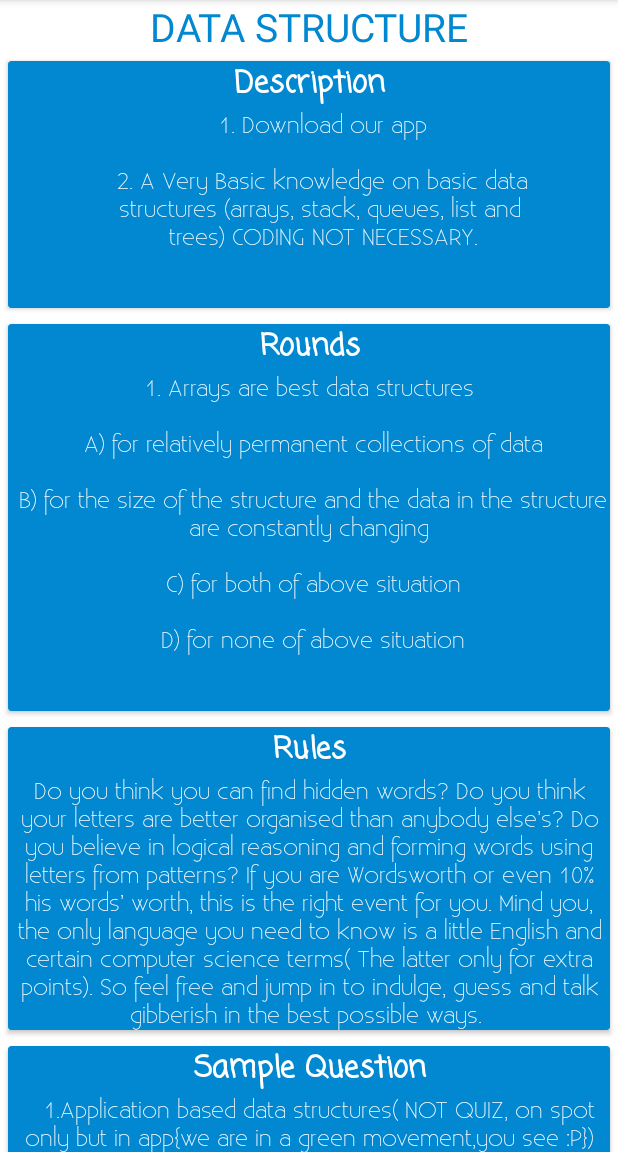
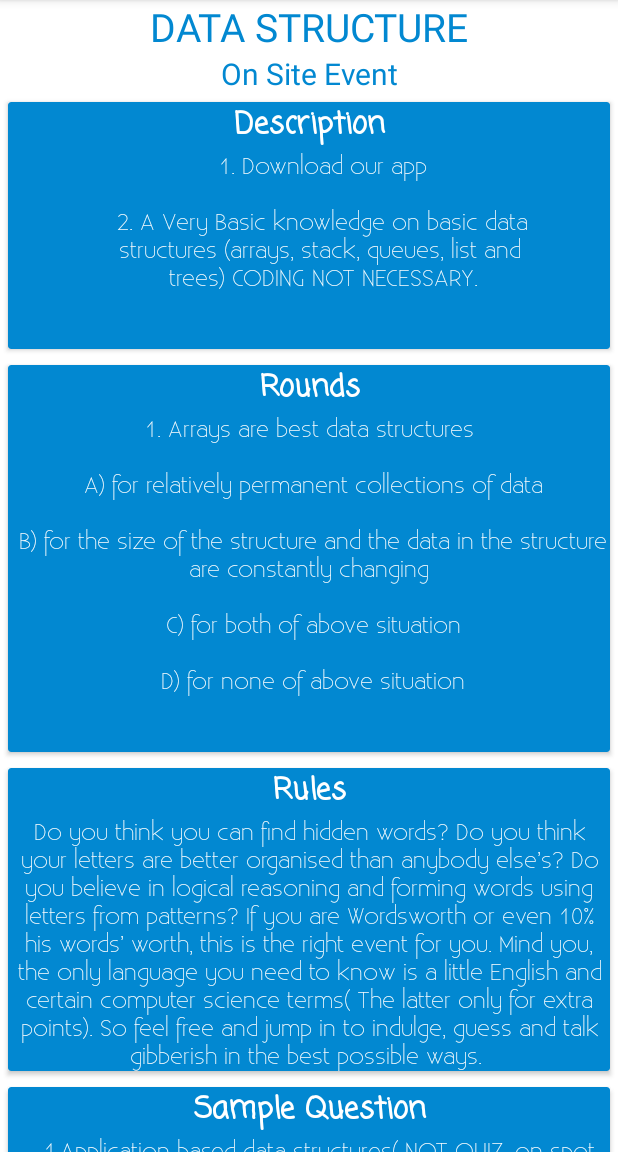
Before and after one commit to nareshvelu96/Interrupt2016, an Android app: the fragment events_fragment placed in its activity, after a tap on "DATA STRUCTURE", on a phone screen of 412 x 824 dp, the part 84-1236 px from its top. Run offline under Robolectric (Android 15) with nearby library versions, the light colour scheme and no system bars; libraries missing offline, so code that uses them is left out: com.github.pedrovgs, com.manuelpeinado.fadingactionbar; plain views replace DraggableView; Roboto replaces fonts that are not available here; 24 statements that could not run were skipped.

Commit message:
Pre-final (v2)

```diff
--- a/app/src/main/java/com/example/naresh/interrupt2016/event.java
+++ b/app/src/main/java/com/example/naresh/interrupt2016/event.java
@@ -10,18 +10,22 @@ public class event {
     private String sample;
     private String description;
     private String rounds;
+    private String event_type;
 
-    public event(String event_name, String rules, String sample, String description, String rounds) {
+    public event(String event_name, String event_type, String rules, String sample, String description, String rounds) {
         this.event_name = event_name;
+        this.event_type = event_type;
         this.sample = sample;
         this.rules = rules;
         this.description = description;
         this.rounds = rounds;
+
     }
-
     public String getEvent_name() {
         return event_name;
     }
+
+    public String getEvent_type() { return event_type;}
 
     public String getRules() {
         return rules;
--- a/app/src/main/java/com/example/naresh/interrupt2016/events_fragment.java
+++ b/app/src/main/java/com/example/naresh/interrupt2016/events_fragment.java
@@ -23,7 +23,7 @@ import java.util.LinkedList;
 public class events_fragment extends Fragment {
     private ListView listView;
     private ImageView image;
-    private TextView name, desc, rounds, rules, sample;
+    private TextView name, type, desc, rounds, rules, sample;
     private DraggableView draggableView;
 
     private LinkedList<event> events;
@@ -56,15 +56,15 @@ public class events_fragment extends Fragment {
         String[] quiz = res.getStringArray(R.array.quizzler);
 
         events = new LinkedList<event>();
-        events.add(new event(myb[0], myb[1], myb[2], myb[3], myb[4]));
-        events.add(new event(datas[0], datas[1], datas[2], datas[3], datas[4]));
-        events.add(new event(dataD[0], dataD[1], dataD[2], dataD[3], dataD[4]));
-        events.add(new event(con[0], con[1], con[2], con[3], con[4]));
-        events.add(new event(paperR[0], paperR[1], paperR[2], paperR[3], paperR[4]));
-        events.add(new event(hintf[0], hintf[1], hintf[2], hintf[3], hintf[4]));
-        events.add(new event(dumbc[0], dumbc[1], dumbc[2], dumbc[3], dumbc[4]));
-        events.add(new event(coc[0], coc[1], coc[2], coc[3], coc[4]));
-        events.add(new event(quiz[0], quiz[1], quiz[2], quiz[3], quiz[4]));
+        events.add(new event(myb[0], myb[1], myb[2], myb[3], myb[4], myb[5]));
+        events.add(new event(datas[0], datas[1], datas[2], datas[3], datas[4], datas[5]));
+        events.add(new event(dataD[0], dataD[1], dataD[2], dataD[3], dataD[4], dataD[5]));
+        events.add(new event(con[0], con[1], con[2], con[3], con[4], con[5]));
+        events.add(new event(paperR[0], paperR[1], paperR[2], paperR[3], paperR[4], paperR[5]));
+        events.add(new event(hintf[0], hintf[1], hintf[2], hintf[3], hintf[4], hintf[5]));
+        events.add(new event(dumbc[0], dumbc[1], dumbc[2], dumbc[3], dumbc[4], dumbc[5]));
+        events.add(new event(coc[0], coc[1], coc[2], coc[3], coc[4], coc[5]));
+        events.add(new event(quiz[0], quiz[1], quiz[2], quiz[3], quiz[4], quiz[5]));
         //create - attach adapter to listview
         adapter = new ListViewAdapter(getActivity(), R.layout.item_list_events, events);
         listView.setAdapter(adapter);
@@ -75,6 +75,7 @@ public class events_fragment extends Fragment {
         listView = (ListView)view.findViewById(R.id.list_view);
         image = (ImageView) view.findViewById(R.id.image);
         name = (TextView) view.findViewById(R.id.event_name);
+        type = (TextView) view.findViewById(R.id.event_type);
         desc = (TextView) view.findViewById(R.id.desc);
         rounds = (TextView) view.findViewById(R.id.rounds);
         rules = (TextView) view.findViewById(R.id.rules);
@@ -117,6 +118,8 @@ public class events_fragment extends Fragment {
                 name.setText(event.getEvent_name());
                 Typeface name_font = Typeface.createFromAsset(getActivity().getAssets(), "fonts/Capture_it.ttf");
                 name.setTypeface(name_font);
+                type.setText(event.getEvent_type());
+                type.setTypeface(name_font);
                 desc.setText(event.getDescription());
                 Typeface content_font = Typeface.createFromAsset(getActivity().getAssets(), "fonts/Existence-Light.otf");
                 desc.setTypeface(content_font );
--- a/app/src/main/res/layout/events.xml
+++ b/app/src/main/res/layout/events.xml
@@ -51,6 +51,14 @@
                     android:layout_height="wrap_content"
                     android:gravity="center"
                     android:textSize="@dimen/title_text_size"
+                    android:textColor="@color/card_bg" />
+                <TextView
+                    android:id="@+id/event_type"
+                    android:layout_width="match_parent"
+                    android:text="%s"
+                    android:layout_height="wrap_content"
+                    android:gravity="center"
+                    android:textSize="20sp"
                     android:textColor="@color/card_bg" />
 <android.support.v7.widget.CardView
     android:id="@+id/card_view1"
--- a/app/src/main/res/layout/list_single.xml
+++ b/app/src/main/res/layout/list_single.xml
@@ -29,18 +29,23 @@
             android:text="60"
             android:textColor="@color/text_color"
             android:id="@+id/bno"/>
-        <RelativeLayout
+        <LinearLayout
+            android:orientation="vertical"
             android:layout_width="fill_parent"
+            android:paddingLeft="10dp"
             android:layout_height="wrap_content">
-
+<LinearLayout
+    android:layout_width="match_parent"
+    android:orientation="horizontal"
+    android:layout_height="wrap_content">
             <TextView
-                android:layout_width="wrap_content"
+                android:layout_width="0dp"
 
                 android:layout_height="wrap_content"
                 android:text="anna nagar"
                 android:textColor="@color/text_color"
                 android:textSize="15dp"
-                android:layout_alignParentLeft="true"
+                android:layout_weight="1"
                 android:id="@+id/bname"/>
 
             <TextView
@@ -49,8 +54,9 @@
                 android:text="6:30am"
                 android:textSize="15dp"
                 android:textColor="@color/text_color"
-                android:layout_alignParentRight="true"
+
                 android:id="@+id/time"/>
+</LinearLayout>
             <TextView
                 android:layout_width="wrap_content"
                 android:layout_height="wrap_content"
@@ -61,7 +67,7 @@
                 android:layout_below="@+id/bname"
                 />
 
-            </RelativeLayout>
+            </LinearLayout>
 
 
 
--- a/app/src/main/res/values/strings.xml
+++ b/app/src/main/res/values/strings.xml
@@ -337,6 +337,7 @@
     <string name="action_settings">Settings</string>
     <string-array name="myb">
         <item>MYB V4.0</item>
+        <item>On Site Event</item>
         <item>I am the person anybody turns to for suggestions(friends:Where  can we go? U: where we always do... friends: wonderful da!!).\n\n
  I can tackle my way out of any situation logically(If you had a pizza with crust thickness \'A\' and radius \'Z\', what\'s the volume of the pizza?  .\n\n
 I do a lot of non- technical scenario-based thinking almost always seemingly paradoxical.(eg. Did the teacher kick me out because I was talking when he was talking or because I did not talk when he wanted me to.).\n\n
@@ -366,6 +367,7 @@ What am I?</item>
 
     <string-array name="datasurfer">
         <item>DATA STRUCTURE</item>
+        <item>On Site Event</item>
         <item><p>Do you think you can find hidden words? Do you think your letters are better organised than anybody else’s? Do you believe in logical reasoning  and forming words using letters from patterns?
 
 If you are Wordsworth or even 10% his words’ worth,  this is the right event for
@@ -401,6 +403,7 @@ D) for none of above situation\n\n</item>
 
     <string-array name="datadoss">
         <item>ARCHIVE UNDERLORDS</item>
+        <item>On Site Event</item>
         <item>Search, think, dig and mine until you strike data, the “Diamond of the millennia”. \n\n
 “Can you read tables?”. You CAN’T say NO. ‘cause time tables have tested us through and through. All the time. Now its TIME for TABLES to be IN something . Rather it is time for everything to be in tables. They extract your resources, time and energy. Its time for REVENGE.  So get ready to comprehend and extract from tables. All set? Sweet revenge! There you are! Best offer. </item>
         <item>1)Query round:\n\n
@@ -417,6 +420,7 @@ items and still pays only between 1000 and 1500.</item>
 
     <string-array name="codenin">
         <item>CODE NINJA</item>
+        <item>On Site Event</item>
         <item>Three steps to geek-dom::\n\n
 1) Annihilate\n\n
 2) Transpose\n\n
@@ -452,6 +456,7 @@ is a function declaration (because it is not inside any function).</item>
 
     <string-array name="paperRe">
         <item>COGNITION QUEST</item>
+        <item>On Site Event</item>
         <item>Are you happier knowing the working of Napier bones? Do you have a knack at discovery like Indiana Jones? Then bring it out coherently in the form of a structured writing aka “paper”. Though all your thoughts are welcome, there are a select few topics in which your thought outflow is gladly welcome. </item>
         <item>Will be updated soon.check out our website for quick updates\n\n www.interrupt15.in</item>
         <item>1) Abstract must be sent by\n\n
@@ -504,6 +509,8 @@ across the country, this event was a huge success.</string>
 
     <string-array name="dumbc">
         <item>DON OF LOGIC</item>
+        <item>On Site Event</item>
+
         <item>Bring out the geek in you and introduce them to the great actor that you are! This is your chance to
 
 show how good an actor and how smart a person you are. We’ve got some exciting rounds and fun
@@ -543,6 +550,7 @@ points.</p></item>
 
     <string-array name="hintforage">
         <item>CODE SPRINT</item>
+        <item>Online Event</item>
         <item>Puzzles and hints!!  Sate your hunger for quests and teasers. Get lost in the interaction of fuzziness and logic. Do you think you can handle the tempest?\n\n
 Emerge victorious!!  </item>
         <item>1. Puzzles, riddles and a lot of other stuff. ( other stuff::The things done when boredom threatens your life).\n\n
@@ -564,6 +572,7 @@ overall system, can you find out the missing last tile?</item>
 
     <string-array name="coc">
         <item>PICTURESQUE</item>
+        <item>Online Event</item>
         <item>Class FindWhatsOnYourMind{\n
 
 Enum StatesEveryday{ \n
@@ -639,6 +648,7 @@ creational and application skills</item>
     <string-array name="quizzler">
 
         <item>QUIZZLER</item>
+        <item>Online Event</item>
         <item>Forget the subject, take a break and use CS for Common Sense and not Computer
 
 Science for a while.
```
